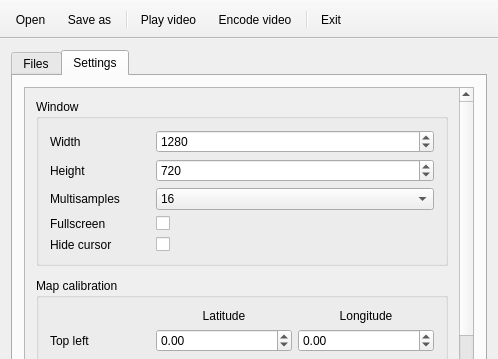
Before: the Qt Designer form src/MainWindow.ui in mikoro/orientview, drawn with Qt 5; both pictures show x 0 to 498 and y 0 to 359 of the 498 by 613 pixel window.
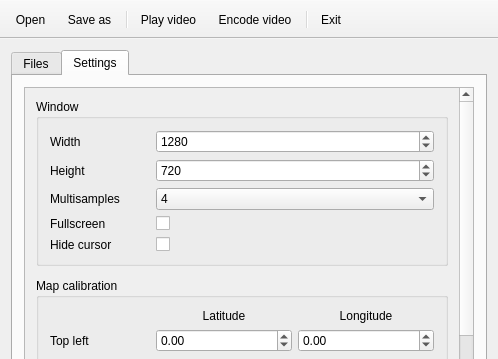
After: the same form once the commit is applied. Icons and pictures are not drawn.

The edit to the form file:
```diff
--- a/src/MainWindow.ui
+++ b/src/MainWindow.ui
@@ -329,7 +329,7 @@
                   <bool>false</bool>
                  </property>
                  <property name="currentIndex">
-                  <number>4</number>
+                  <number>2</number>
                  </property>
                  <item>
                   <property name="text">
```
